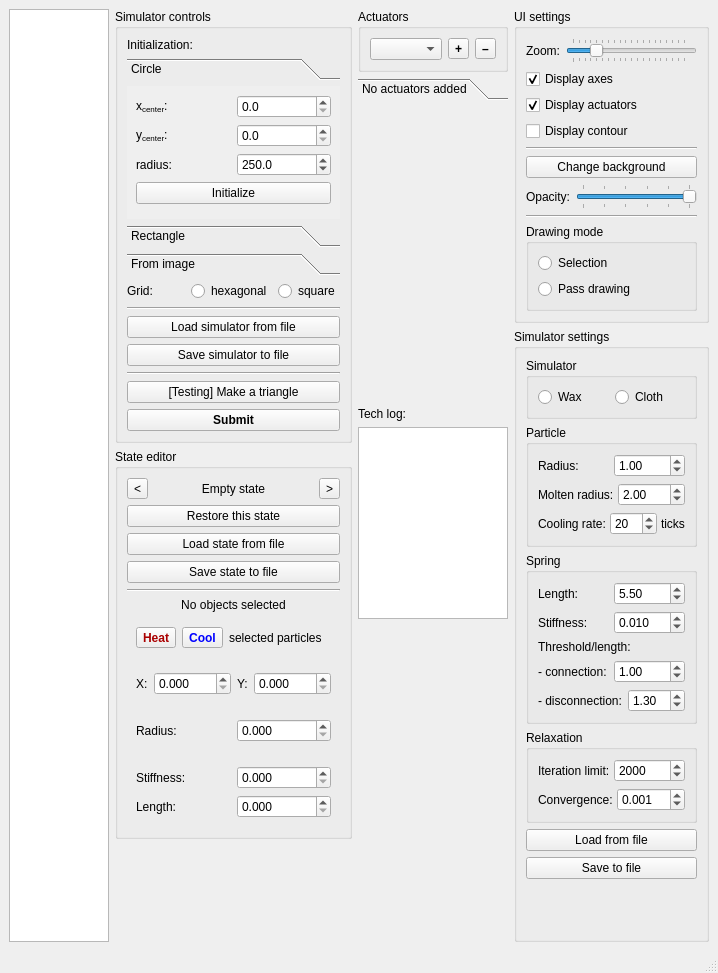
Before: the Qt Designer form simulator/ui/mainwindow.ui in dantrag/spring_simulator, drawn with Qt 5.
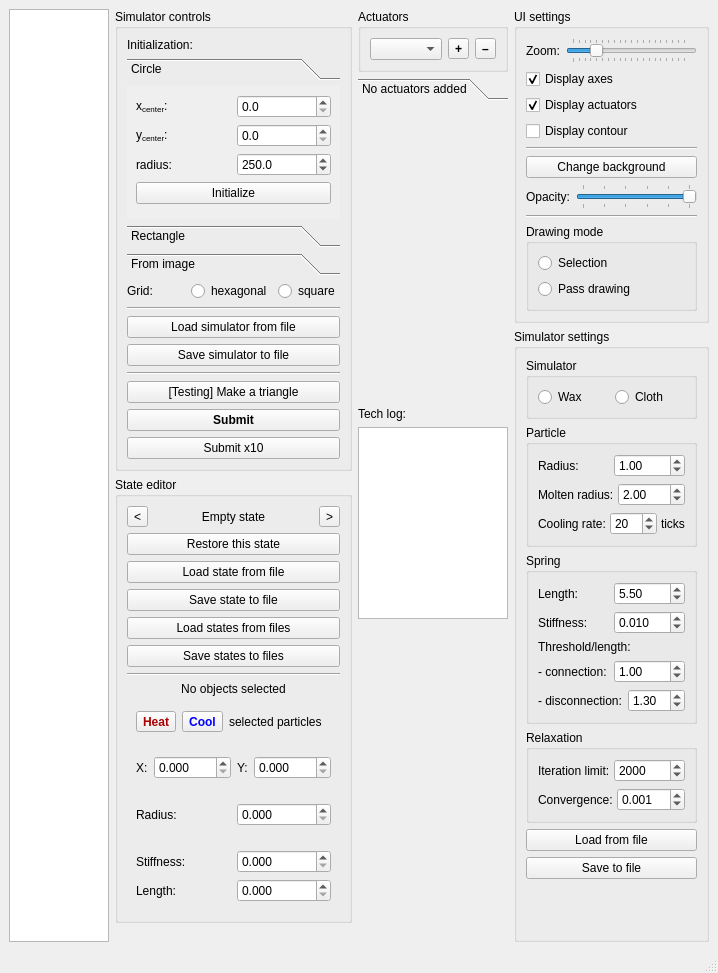
After: the same form once the commit is applied. The open tabs and pages were chosen to show the change. Icons and pictures are not drawn. Custom widgets are drawn as their Qt base class.

Commit message: Added x10 runs button for testing

What changed in the file:
```diff
--- a/simulator/ui/mainwindow.ui
+++ b/simulator/ui/mainwindow.ui
@@ -361,6 +361,13 @@
            </property>
           </widget>
          </item>
+         <item>
+          <widget class="QPushButton" name="submit_x10_button">
+           <property name="text">
+            <string>Submit x10</string>
+           </property>
+          </widget>
+         </item>
         </layout>
        </widget>
       </item>
@@ -431,6 +438,20 @@
            </property>
           </widget>
          </item>
+         <item>
+          <widget class="QPushButton" name="load_states_button">
+           <property name="text">
+            <string>Load states from files</string>
+           </property>
+          </widget>
+         </item>
+         <item>
+          <widget class="QPushButton" name="save_states_button">
+           <property name="text">
+            <string>Save states to files</string>
+           </property>
+          </widget>
+         </item>
          <item>
           <widget class="Line" name="static2">
            <property name="orientation">
```
Left out of the diff: 4 changed lines with no effect on the pictures. The commit also changes 2 other files.
